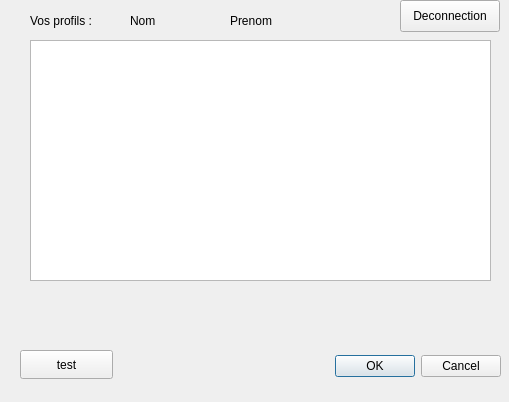
First picture: the form in Projet_Cpp_4A/user.ui, repository HovhaHugo/Projet_Cpp_4A, before the edit.
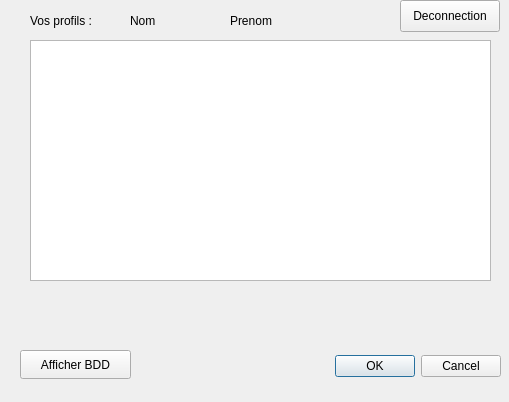
Second picture: the form after the edit.

```diff
--- a/Projet_Cpp_4A/user.ui
+++ b/Projet_Cpp_4A/user.ui
@@ -96,12 +96,12 @@
     <rect>
      <x>20</x>
      <y>350</y>
-     <width>93</width>
+     <width>111</width>
      <height>29</height>
     </rect>
    </property>
    <property name="text">
-    <string>test</string>
+    <string>Afficher BDD</string>
    </property>
   </widget>
  </widget>
```
